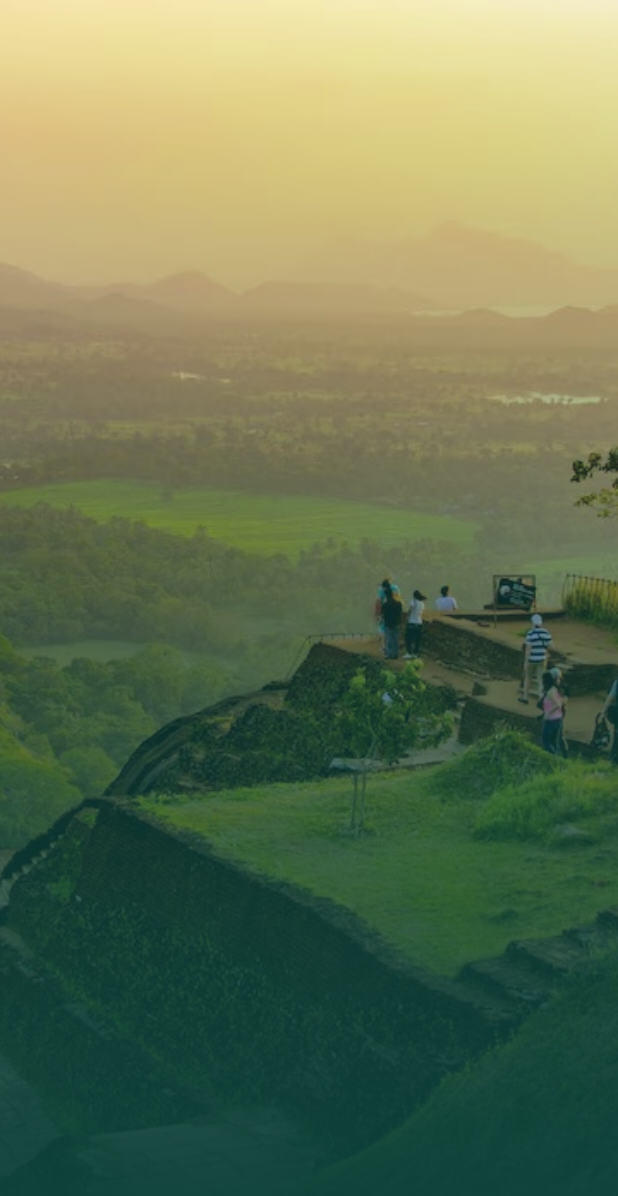
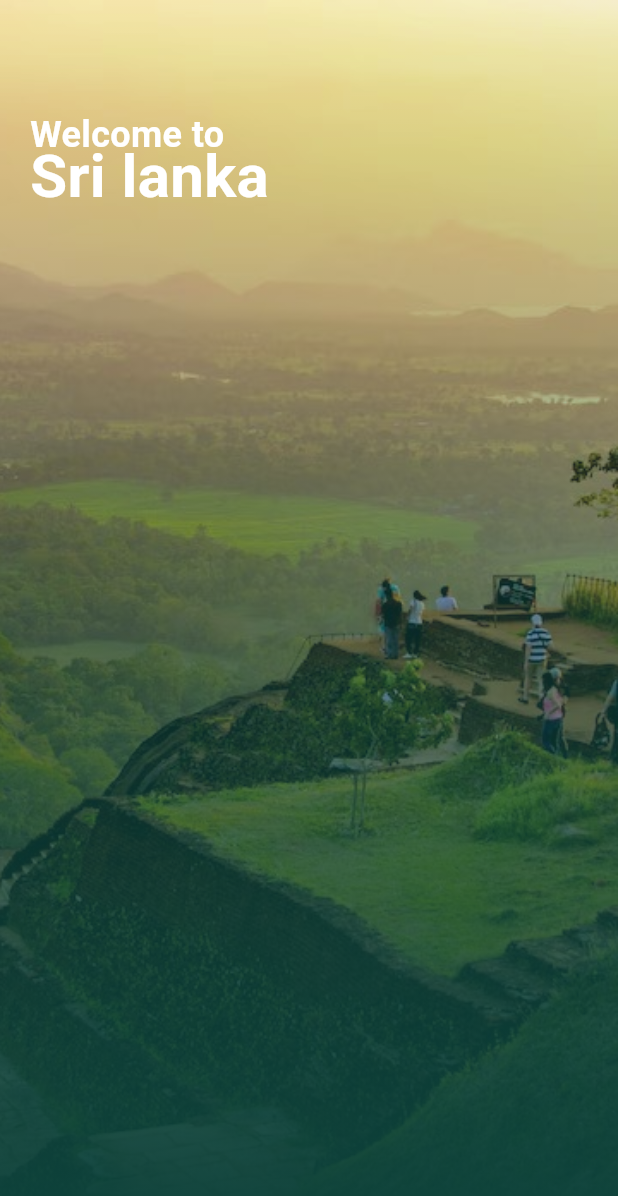
Before and after one commit to samaraEdirisooriya/toursl, a Flutter app: the screen it shows after launch, on a phone screen of 412 x 824 dp. Shown: the top 1196 px of the screen. Run offline on Flutter 3.47's test engine with Material 3 defaults, Android fonts, the phone set to English and light mode, and no system bars.

Commit message:
Add Mapui layout and HeadingText widget
- Created a new Mapui layout as a StatefulWidget with a placeholder.
- Implemented HeadingText widget to display a welcome message with styled text.

```diff
--- a/lib/ui/colors/colors.dart
+++ b/lib/ui/colors/colors.dart
@@ -3,5 +3,6 @@ import 'package:flutter/material.dart';
 class AppColors {
   static const Color backgroundGradientTop = Color.fromARGB(10, 14, 88, 78);
   static const Color backgroundGradientBottom = Color.fromARGB(255, 13, 66, 59);
+  static const Color headingText = Colors.white;
   // Add more custom colors here as needed
 }
--- /dev/null
+++ b/lib/ui/layouts/mapui.dart
@@ -0,0 +1,15 @@
+import 'package:flutter/material.dart';
+
+class Mapui extends StatefulWidget {
+  const Mapui({super.key});
+
+  @override
+  State<Mapui> createState() => _MapuiState();
+}
+
+class _MapuiState extends State<Mapui> {
+  @override
+  Widget build(BuildContext context) {
+    return const Placeholder();
+  }
+}
--- a/lib/ui/screens/home.dart
+++ b/lib/ui/screens/home.dart
@@ -1,5 +1,7 @@
 import 'package:flutter/material.dart';
+import 'package:toursl/ui/colors/colors.dart';
 import 'package:toursl/ui/widgets/bground_img.dart';
+import 'package:toursl/ui/widgets/heddingtext.dart';
 
 class Home extends StatefulWidget {
   const Home({super.key});
@@ -11,11 +13,22 @@ class Home extends StatefulWidget {
 class _HomeState extends State<Home> {
   @override
   Widget build(BuildContext context) {
-    return Scaffold(body: Stack(
-
-      children: [
-        BgroundImg(),
-      ],
-    ));
+    return Scaffold(
+      body: Stack(
+        children: [
+          BgroundImg(),
+          SingleChildScrollView(
+            child: Column(
+              children: [
+                Padding(
+                  padding: const EdgeInsets.only(top: 80, left: 20),
+                  child: HeadingText(),
+                ),
+              ],
+            ),
+          ),
+        ],
+      ),
+    );
   }
 }
--- /dev/null
+++ b/lib/ui/widgets/heddingtext.dart
@@ -0,0 +1,39 @@
+import 'package:flutter/material.dart';
+import 'package:toursl/ui/colors/colors.dart';
+
+class HeadingText extends StatelessWidget {
+  const HeadingText({super.key});
+
+  @override
+  Widget build(BuildContext context) {
+    return Column(
+      mainAxisAlignment: MainAxisAlignment.start,
+      crossAxisAlignment: CrossAxisAlignment.start,
+      children: [
+        Text(
+          "Welcome to",
+          style: TextStyle(
+            fontSize: 24,
+            fontWeight: FontWeight.bold,
+            color: AppColors.headingText,
+            fontFamily: 'Roboto',
+            height: 0.8, // Reduce line height
+          ),
+        ),
+        Padding(
+          padding: EdgeInsetsDirectional.only(top: 2.0),
+          child: Text(
+            "Sri lanka",
+            style: TextStyle(
+              fontSize: 40,
+              fontWeight: FontWeight.bold,
+              color: AppColors.headingText,
+              fontFamily: 'Roboto',
+              height: 0.8, // Reduce line height
+            ),
+          ),
+        ),
+      ],
+    );
+  }
+}
```
Also changed, not shown: pubspec.yaml (+4 -4 lines), fonts/Roboto.ttf (added).
